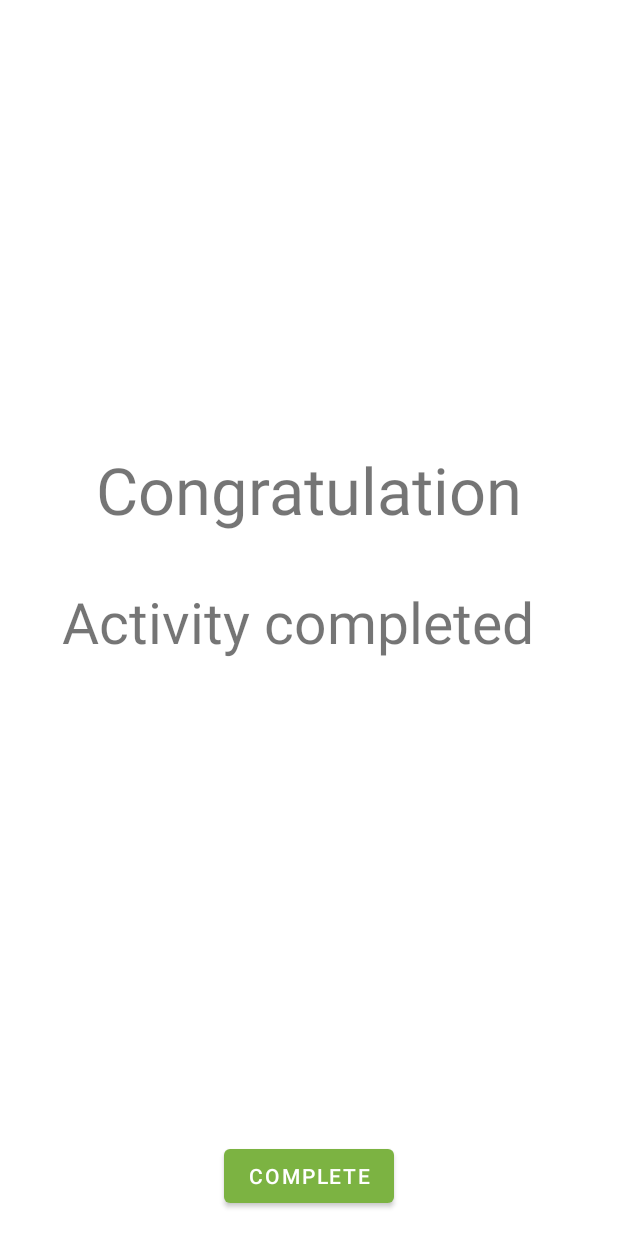
After one commit to ZakharA/HappyActive, an Android app: the fragment CongratulationFragment shown on its own in the app's theme, on a phone screen of 412 x 824 dp. The commit adds this screen. Run offline under Robolectric (Android 15) with nearby library versions, the phone set to English and light mode, and no system bars.

Commit message:
impl: show congratulation screen after journal screen

```diff
--- /dev/null
+++ b/app/src/main/java/edu/monash/student/happyactive/ActivityPackages/ActivityPackageViewHolder.java
@@ -0,0 +1,4 @@
+package edu.monash.student.happyactive.ActivityPackages;
+
+public class ActivityPackageViewHolder {
+}
--- /dev/null
+++ b/app/src/main/java/edu/monash/student/happyactive/ActivityPackages/ActivityPackagesPagedAdapter.java
@@ -0,0 +1,4 @@
+package edu.monash.student.happyactive.ActivityPackages;
+
+public class ActivityPackagesPagedAdapter {
+}
--- /dev/null
+++ b/app/src/main/java/edu/monash/student/happyactive/fragments/CongratulationFragment.java
@@ -0,0 +1,63 @@
+package edu.monash.student.happyactive.fragments;
+
+import android.os.Bundle;
+import androidx.fragment.app.Fragment;
+import android.view.LayoutInflater;
+import android.view.View;
+import android.view.ViewGroup;
+
+import edu.monash.student.happyactive.R;
+
+/**
+ * A simple {@link Fragment} subclass.
+ * Use the {@link CongratulationFragment#newInstance} factory method to
+ * create an instance of this fragment.
+ *
+ */
+public class CongratulationFragment extends Fragment {
+    // TODO: Rename parameter arguments, choose names that match
+    // the fragment initialization parameters, e.g. ARG_ITEM_NUMBER
+    private static final String ARG_PARAM1 = "param1";
+    private static final String ARG_PARAM2 = "param2";
+
+    // TODO: Rename and change types of parameters
+    private String mParam1;
+    private String mParam2;
+
+    /**
+     * Use this factory method to create a new instance of
+     * this fragment using the provided parameters.
+     *
+     * @param param1 Parameter 1.
+     * @param param2 Parameter 2.
+     * @return A new instance of fragment CongratulationFragment.
+     */
+    // TODO: Rename and change types and number of parameters
+    public static CongratulationFragment newInstance(String param1, String param2) {
+        CongratulationFragment fragment = new CongratulationFragment();
+        Bundle args = new Bundle();
+        args.putString(ARG_PARAM1, param1);
+        args.putString(ARG_PARAM2, param2);
+        fragment.setArguments(args);
+        return fragment;
+    }
+    public CongratulationFragment() {
+        // Required empty public constructor
+    }
+
+    @Override
+    public void onCreate(Bundle savedInstanceState) {
+        super.onCreate(savedInstanceState);
+        if (getArguments() != null) {
+            mParam1 = getArguments().getString(ARG_PARAM1);
+            mParam2 = getArguments().getString(ARG_PARAM2);
+        }
+    }
+
+    @Override
+    public View onCreateView(LayoutInflater inflater, ViewGroup container,
+                             Bundle savedInstanceState) {
+        // Inflate the layout for this fragment
+        return inflater.inflate(R.layout.fragment_congratulation, container, false);
+    }
+}
--- /dev/null
+++ b/app/src/main/res/drawable/finish_session.xml
@@ -0,0 +1,5 @@
+<vector android:height="24dp" android:tint="#F4F4F4"
+    android:viewportHeight="24.0" android:viewportWidth="24.0"
+    android:width="24dp" xmlns:android="http://schemas.android.com/apk/res/android">
+    <path android:fillColor="#FF000000" android:pathData="M10,6L8.59,7.41 13.17,12l-4.58,4.59L10,18l6,-6z"/>
+</vector>
--- /dev/null
+++ b/app/src/main/res/layout/fragment_congratulation.xml
@@ -0,0 +1,52 @@
+<?xml version="1.0" encoding="utf-8"?>
+<androidx.constraintlayout.widget.ConstraintLayout xmlns:android="http://schemas.android.com/apk/res/android"
+    xmlns:app="http://schemas.android.com/apk/res-auto"
+    xmlns:tools="http://schemas.android.com/tools"
+    android:id="@+id/frameLayout2"
+    android:layout_width="match_parent"
+    android:layout_height="match_parent"
+    tools:context=".fragments.CongratulationFragment">
+
+
+    <TextView
+        android:id="@+id/congrat_title"
+        android:layout_width="285dp"
+        android:layout_height="62dp"
+        android:text="@string/congratulation_title"
+        app:autoSizeMaxTextSize="100sp"
+        app:autoSizeMinTextSize="16sp"
+        app:autoSizeStepGranularity="1sp"
+        app:autoSizeTextType="uniform"
+        app:layout_constraintBottom_toBottomOf="parent"
+        app:layout_constraintEnd_toEndOf="@+id/congrat_text"
+        app:layout_constraintHorizontal_bias="0.5"
+        app:layout_constraintStart_toStartOf="@+id/congrat_text"
+        app:layout_constraintTop_toTopOf="parent"
+        app:layout_constraintVertical_bias="0.39" />
+
+    <TextView
+        android:id="@+id/congrat_text"
+        android:layout_width="330dp"
+        android:layout_height="51dp"
+        android:text="@string/congratulation_text"
+        app:autoSizeMaxTextSize="100sp"
+        app:autoSizeMinTextSize="16sp"
+        app:autoSizeStepGranularity="1sp"
+        app:autoSizeTextType="uniform"
+        app:layout_constraintBottom_toBottomOf="parent"
+        app:layout_constraintEnd_toEndOf="parent"
+        app:layout_constraintHorizontal_bias="0.5"
+        app:layout_constraintStart_toStartOf="parent"
+        app:layout_constraintTop_toBottomOf="@+id/congrat_title"
+        app:layout_constraintVertical_bias="0.071" />
+
+    <Button
+        android:id="@+id/complete_button"
+        android:layout_width="wrap_content"
+        android:layout_height="wrap_content"
+        android:layout_marginBottom="16dp"
+        android:text="@string/complete_activity_text"
+        app:layout_constraintBottom_toBottomOf="parent"
+        app:layout_constraintEnd_toEndOf="parent"
+        app:layout_constraintStart_toStartOf="parent" />
+</androidx.constraintlayout.widget.ConstraintLayout>
--- a/app/src/main/res/values/strings.xml
+++ b/app/src/main/res/values/strings.xml
@@ -18,4 +18,9 @@
     <string name="memento_text">Journal</string>
     <string name="activityPackage_title">Activities</string>
     <string name="task_completed_bar">Tasks completed</string>
+
+    <!-- TODO: Remove or change this placeholder text -->
+    <string name="hello_blank_fragment">Hello blank fragment</string>
+    <string name="congratulation_text">Activity completed</string>
+    <string name="congratulation_title">Congratulation</string>
 </resources>
```
